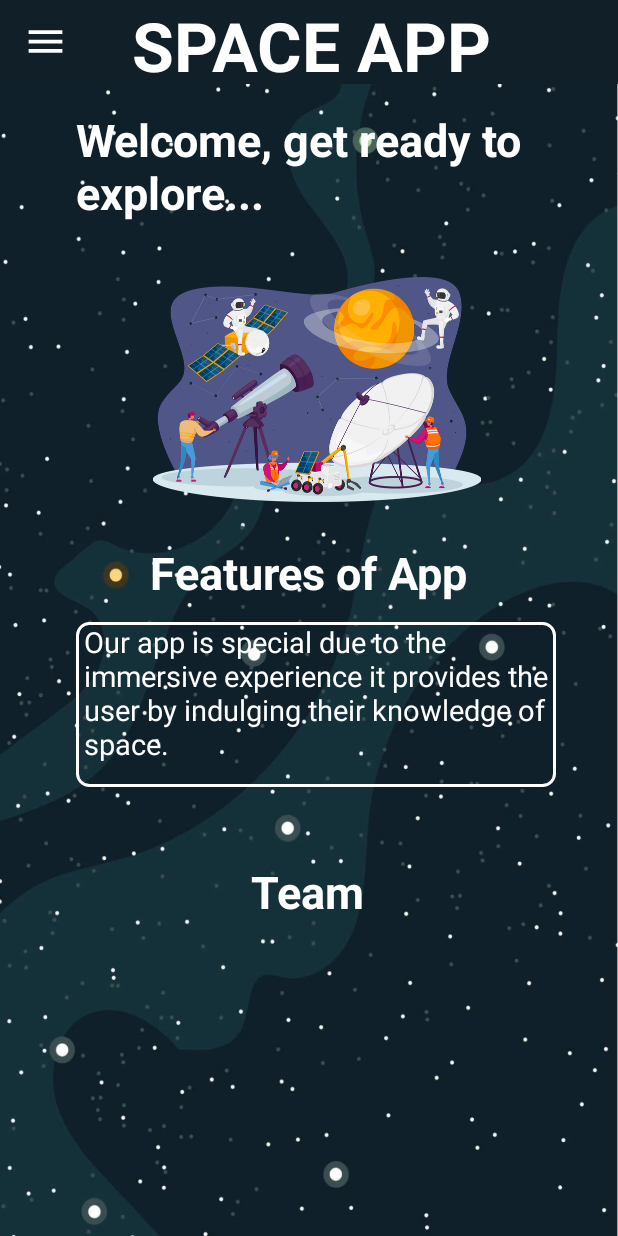
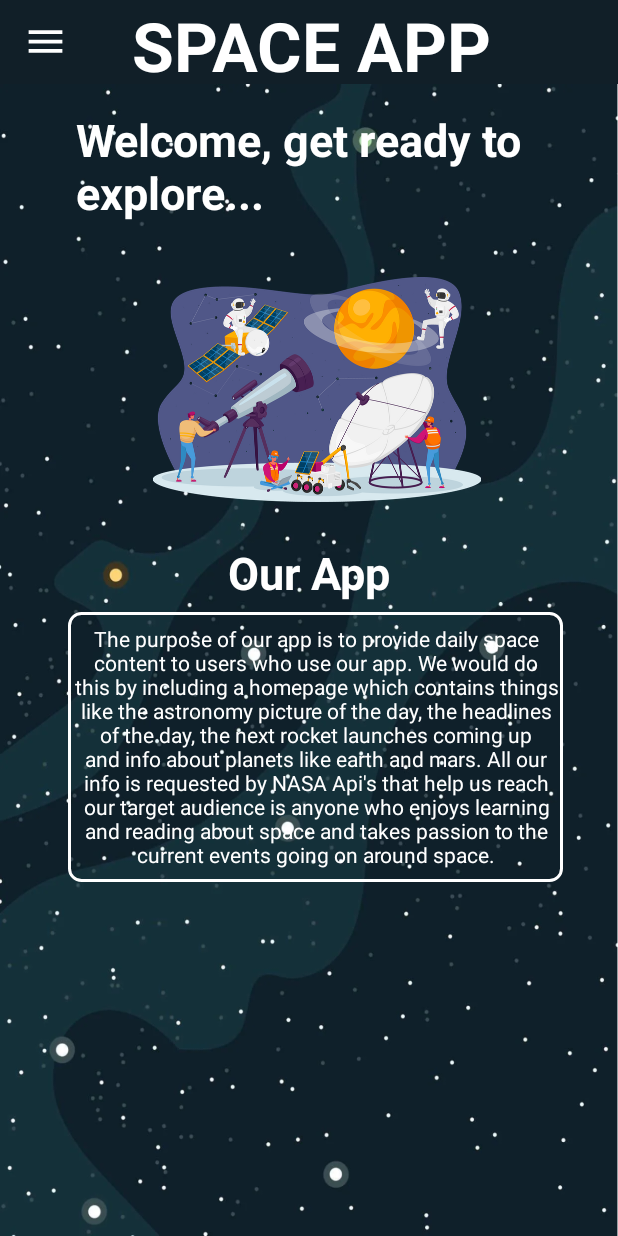
Before and after one commit to stephenthomas04/Space_News_App, an Android app: the screen it shows after launch (MainActivity), on a phone screen of 412 x 824 dp. Run offline under Robolectric (Android 15) with nearby library versions, the phone set to English and light mode, and no system bars; our stand-ins replace Volley, navigation-ui; Roboto replaces fonts that are not available here.

Commit message:
updated home.xml

```diff
--- a/app/src/main/res/layout/fragment_home.xml
+++ b/app/src/main/res/layout/fragment_home.xml
@@ -7,6 +7,7 @@
     android:layout_gravity="bottom"
     android:background="@drawable/spacebackground"
     tools:context=".Home">
+
 
 
         <TextView
@@ -45,7 +46,7 @@
             android:layout_height="105dp"
             android:layout_gravity="top"
             android:gravity="center"
-            android:text="Features of App"
+            android:text="Our App"
             android:textColor="@color/white"
             android:textSize="30dp"
             android:textStyle="bold"
@@ -58,15 +59,16 @@
 
         <TextView
             android:id="@+id/textView"
-            android:layout_width="320dp"
-            android:layout_height="110dp"
+            android:layout_width="330dp"
+            android:layout_height="180dp"
             android:layout_gravity="top"
             android:background="@drawable/search_view_background"
-            android:gravity="top"
-            android:paddingLeft="5dp"
-            android:text="Our app is special due to the immersive experience it provides the user by indulging their knowledge of space.  "
+            android:gravity="center"
+            android:layout_marginTop="70dp"
+            android:paddingLeft="1dp"
+            android:text="The purpose of our app is to provide daily space content to users who use our app. We would do this by including a homepage which contains things like the astronomy picture of the day, the headlines of the day, the next rocket launches coming up and info about planets like earth and mars. All our info is requested by NASA Api's that help us reach our target audience is anyone who enjoys learning and reading about space and takes passion to the current events going on around space."
             android:textColor="@color/white"
-            android:textSize="19dp"
+            android:textSize="14dp"
             app:layout_constraintBottom_toBottomOf="parent"
             app:layout_constraintEnd_toEndOf="parent"
             app:layout_constraintHorizontal_bias="0.549"
@@ -74,32 +76,6 @@
             app:layout_constraintTop_toTopOf="parent"
             app:layout_constraintVertical_bias="0.545" />
 
-        <TextView
-            android:id="@+id/textView3"
-            android:layout_width="310dp"
-            android:layout_height="105dp"
-            android:layout_gravity="top"
-            android:layout_marginLeft="50dp"
-            android:layout_marginBottom="130dp"
-            android:gravity="center"
-            android:text="Team"
-            android:textColor="@color/white"
-            android:textSize="30dp"
-            android:textStyle="bold"
-            app:layout_constraintBottom_toBottomOf="parent"
-            app:layout_constraintEnd_toEndOf="parent"
-            app:layout_constraintEnd_toStartOf="@+id/textView"
-            app:layout_constraintHorizontal_bias="0.0"
-            app:layout_constraintStart_toStartOf="parent"
-            app:layout_constraintTop_toTopOf="parent"
-            app:layout_constraintVertical_bias="0.913" />
 
-        <androidx.recyclerview.widget.RecyclerView
-            android:id="@+id/mRecyclerView"
-            android:layout_width="match_parent"
-            android:layout_height="match_parent"
-            android:layout_marginTop="550dp"
-            android:foregroundGravity="center"
-            android:scrollbars="horizontal" />
 
 </androidx.constraintlayout.widget.ConstraintLayout>
```
